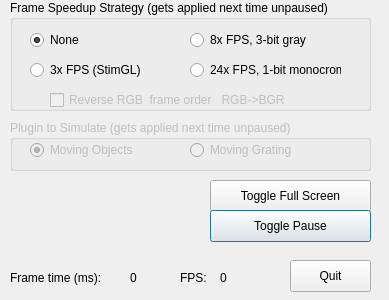
Above: dialog.ui from cculianu/Test_TiDLP4500 before the change. Below: the same form after it.
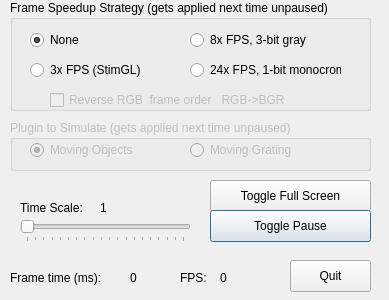
That is the form after the change.

The edit to the form file:
```diff
--- a/dialog.ui
+++ b/dialog.ui
@@ -266,6 +266,57 @@
     </attribute>
    </widget>
   </widget>
+  <widget class="QSlider" name="timeSlider">
+   <property name="geometry">
+    <rect>
+     <x>20</x>
+     <y>220</y>
+     <width>171</width>
+     <height>22</height>
+    </rect>
+   </property>
+   <property name="minimum">
+    <number>1</number>
+   </property>
+   <property name="maximum">
+    <number>20</number>
+   </property>
+   <property name="orientation">
+    <enum>Qt::Horizontal</enum>
+   </property>
+   <property name="tickPosition">
+    <enum>QSlider::TicksBelow</enum>
+   </property>
+   <property name="tickInterval">
+    <number>1</number>
+   </property>
+  </widget>
+  <widget class="QLabel" name="label_3">
+   <property name="geometry">
+    <rect>
+     <x>20</x>
+     <y>200</y>
+     <width>81</width>
+     <height>16</height>
+    </rect>
+   </property>
+   <property name="text">
+    <string>Time Scale:</string>
+   </property>
+  </widget>
+  <widget class="QLabel" name="timeScaleLbl">
+   <property name="geometry">
+    <rect>
+     <x>100</x>
+     <y>200</y>
+     <width>71</width>
+     <height>16</height>
+    </rect>
+   </property>
+   <property name="text">
+    <string>1</string>
+   </property>
+  </widget>
  </widget>
  <layoutdefault spacing="6" margin="11"/>
  <resources/>
```
